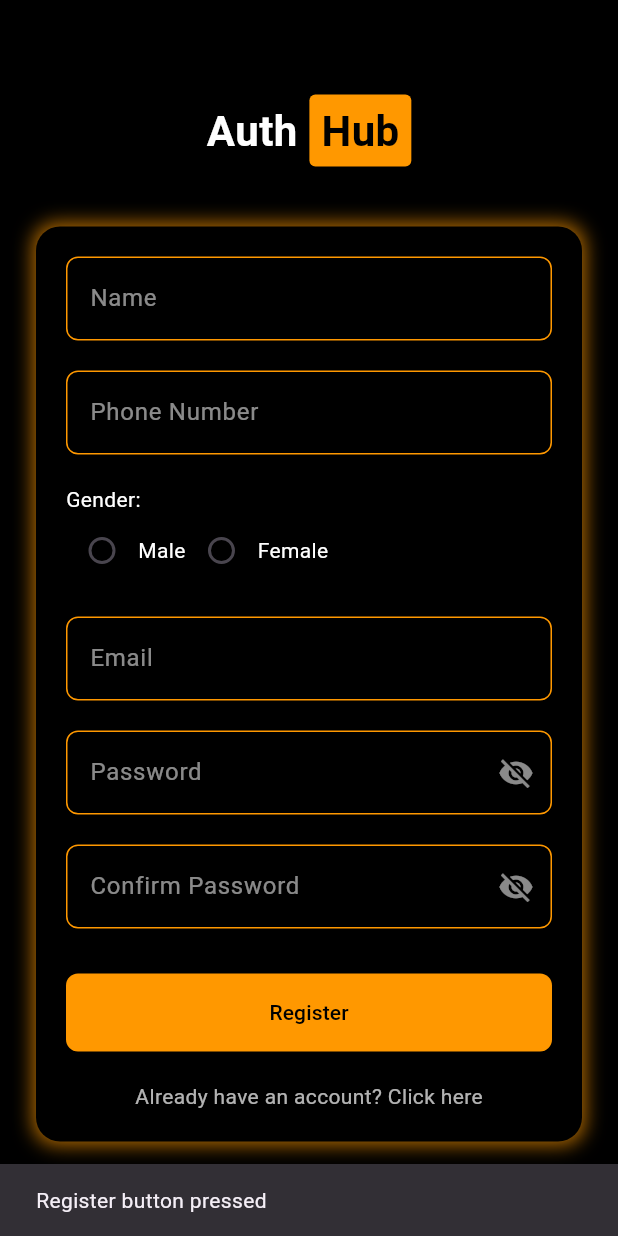
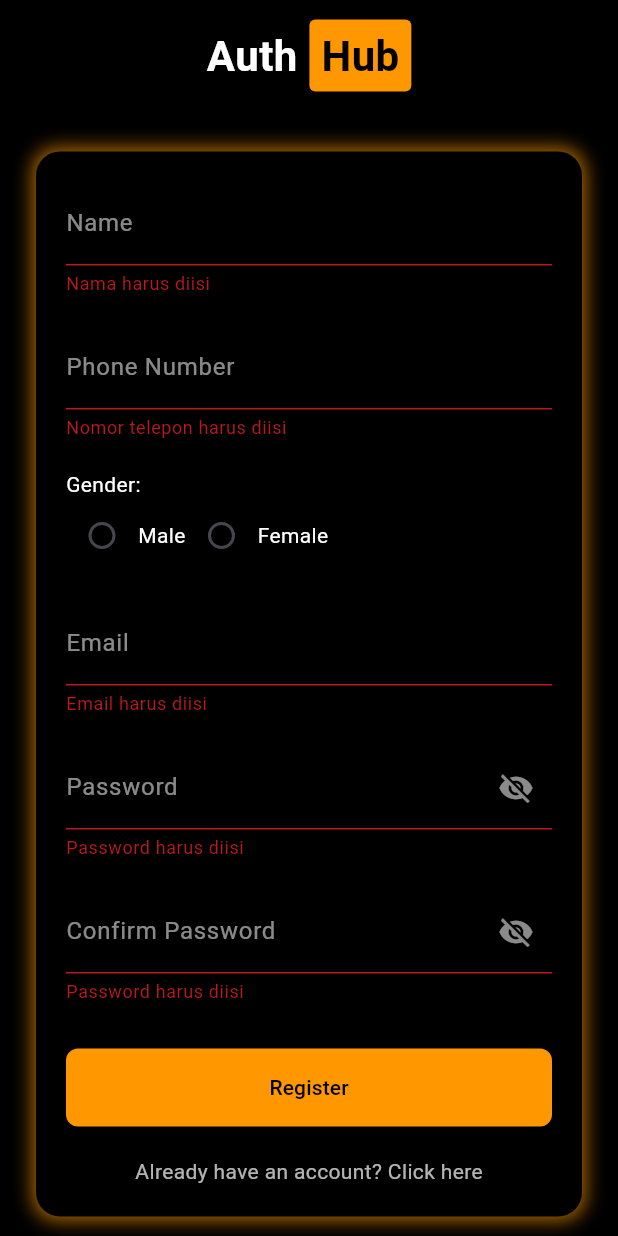
Before and after one commit to Resky89/authhub-flutter, a Flutter app: the RegisterPage screen opened directly, after a tap on "Register", on a phone screen of 412 x 824 dp. Run offline on Flutter 3.47's test engine with Material 3 defaults, Android fonts, the phone set to English and light mode, and no system bars.

Commit message:
SCRUM-2 Update register.dart

```diff
--- a/lib/views/auth/register.dart
+++ b/lib/views/auth/register.dart
@@ -1,4 +1,5 @@
 import 'package:flutter/material.dart';
+import '../../controllers/authController.dart';
 
 class RegisterPage extends StatefulWidget {
   const RegisterPage({Key? key}) : super(key: key);
@@ -8,11 +9,88 @@
 }
 
 class _RegisterPageState extends State<RegisterPage> {
+  final _formKey = GlobalKey<FormState>();
+  final TextEditingController _nameController = TextEditingController();
+  final TextEditingController _phoneNumberController = TextEditingController();
+  final TextEditingController _emailController = TextEditingController();
+  final TextEditingController _passwordController = TextEditingController();
+  final TextEditingController _confirmPasswordController = TextEditingController();
+
   String? _selectedGender;
-
-  // Tambahkan variabel untuk mengatur visibilitas password
   bool _isPasswordVisible = false;
   bool _isConfirmPasswordVisible = false;
+  bool _isLoading = false;
+
+  Future<void> _register() async {
+    if (_formKey.currentState!.validate()) {
+      if (_passwordController.text != _confirmPasswordController.text) {
+        ScaffoldMessenger.of(context).showSnackBar(
+          const SnackBar(content: Text('Password dan Confirm Password tidak cocok')),
+        );
+        return;
+      }
+
+      if (_selectedGender == null) {
+        ScaffoldMessenger.of(context).showSnackBar(
+          const SnackBar(content: Text('Pilih gender terlebih dahulu')),
+        );
+        return;
+      }
+
+      final body = {
+        "name": _nameController.text.trim(),
+        "email": _emailController.text.trim(),
+        "gender": _selectedGender ?? "",
+        "password": _passwordController.text,
+        "phoneNumber": _phoneNumberController.text.trim(),
+      };
+
+      setState(() {
+        _isLoading = true;
+      });
+
+      try {
+        final response = await AuthController.registerUser(body);
+
+        setState(() {
+          _isLoading = false;
+        });
+
+        if (response['success'] == true) {
+          ScaffoldMessenger.of(context).showSnackBar(
+            SnackBar(content: Text(response['message'] ?? 'Registrasi berhasil!')),
+          );
+
+          // Bersihkan semua field
+          _nameController.clear();
+          _phoneNumberController.clear();
+          _emailController.clear();
+          _passwordController.clear();
+          _confirmPasswordController.clear();
+          setState(() {
+            _selectedGender = null;
+          });
+        } else if (response['error'] != null) {
+          // Tampilkan pesan error spesifik jika ada
+          ScaffoldMessenger.of(context).showSnackBar(
+            SnackBar(content: Text(response['error'])),
+          );
+        } else {
+          ScaffoldMessenger.of(context).showSnackBar(
+            SnackBar(content: Text(response['message'] ?? 'Registrasi gagal')),
+          );
+        }
+      } catch (error) {
+        setState(() {
+          _isLoading = false;
+        });
+
+        ScaffoldMessenger.of(context).showSnackBar(
+          SnackBar(content: Text('Terjadi kesalahan2: $error')),
+        );
+      }
+    }
+  }
 
   @override
   Widget build(BuildContext context) {
@@ -20,10 +98,11 @@
       backgroundColor: Colors.black,
       body: Center(
         child: SingleChildScrollView(
+          child: Form(
+            key: _formKey,
             child: Column(
               crossAxisAlignment: CrossAxisAlignment.center,
               children: [
-              // Title with rectangle
                 Row(
                   mainAxisAlignment: MainAxisAlignment.center,
                   children: [
@@ -54,7 +133,6 @@
                   ],
                 ),
                 const SizedBox(height: 40),
-              // Form Container
                 Container(
                   padding: const EdgeInsets.all(20),
                   margin: const EdgeInsets.symmetric(horizontal: 24),
@@ -73,35 +151,50 @@
                   child: Column(
                     crossAxisAlignment: CrossAxisAlignment.start,
                     children: [
-                    _buildTextField('Name'),
+                      _buildTextField('Name', _nameController, (value) {
+                        if (value == null || value.isEmpty) return 'Nama harus diisi';
+                        if (value.length < 3) return 'Nama minimal 3 karakter';
+                        return null;
+                      }),
                       const SizedBox(height: 20),
-                    _buildTextField('Phone Number', prefix: '+62'),
+                      _buildTextField('Phone Number', _phoneNumberController, (value) {
+                        if (value == null || value.isEmpty) return 'Nomor telepon harus diisi';
+                        if (!RegExp(r'^(\+62|62|0)[0-9]{9,11}$').hasMatch(value)) {
+                          return 'Format nomor telepon tidak valid';
+                        }
+                        return null;
+                      }),
                       const SizedBox(height: 20),
-                    // Gender
                       const Text('Gender:', style: TextStyle(color: Colors.white)),
                       Row(
                         children: [
-                        _buildRadioOption('Male'),
-                        _buildRadioOption('Female'),
+                          _buildRadioOption('M'),
+                          _buildRadioOption('F'),
                         ],
                       ),
                       const SizedBox(height: 20),
-                    _buildTextField('Email'),
+                      _buildTextField('Email', _emailController, (value) {
+                        if (value == null || value.isEmpty) return 'Email harus diisi';
+                        if (!RegExp(r'^[^@]+@[^@]+\.[^@]+$').hasMatch(value)) {
+                          return 'Format email tidak valid';
+                        }
+                        return null;
+                      }),
                       const SizedBox(height: 20),
-                    _buildPasswordField('Password', _isPasswordVisible, (bool isVisible) {
+                      _buildPasswordField('Password', _passwordController, _isPasswordVisible,
+                          (bool isVisible) {
                         setState(() {
                           _isPasswordVisible = isVisible;
                         });
                       }),
                       const SizedBox(height: 20),
-                    _buildPasswordField('Confirm Password', _isConfirmPasswordVisible,
-                        (bool isVisible) {
+                      _buildPasswordField('Confirm Password', _confirmPasswordController,
+                          _isConfirmPasswordVisible, (bool isVisible) {
                         setState(() {
                           _isConfirmPasswordVisible = isVisible;
                         });
                       }),
                       const SizedBox(height: 30),
-                    // Register Button
                       SizedBox(
                         width: double.infinity,
                         child: ElevatedButton(
@@ -112,8 +205,10 @@
                               borderRadius: BorderRadius.circular(8),
                             ),
                           ),
-                        onPressed: _handleRegister,
-                        child: const Text('Register', style: TextStyle(color: Colors.black)),
+                          onPressed: _isLoading ? null : _register,
+                          child: _isLoading
+                              ? const CircularProgressIndicator(color: Colors.black)
+                              : const Text('Register', style: TextStyle(color: Colors.black)),
                         ),
                       ),
                       const SizedBox(height: 20),
@@ -134,6 +229,7 @@
             ),
           ),
         ),
+      ),
     );
   }
 
@@ -150,19 +246,19 @@
           },
           activeColor: Colors.orange,
         ),
-        Text(value, style: const TextStyle(color: Colors.white)),
+        Text(value == 'M' ? 'Male' : 'Female', style: const TextStyle(color: Colors.white)),
       ],
     );
   }
 
-  Widget _buildTextField(String label, {String? prefix}) {
-    return TextField(
+  Widget _buildTextField(String label, TextEditingController controller,
+      String? Function(String?)? validator) {
+    return TextFormField(
+      controller: controller,
       style: const TextStyle(color: Colors.white),
       decoration: InputDecoration(
         labelText: label,
         labelStyle: const TextStyle(color: Colors.white54),
-        prefixText: prefix,
-        prefixStyle: const TextStyle(color: Colors.white),
         enabledBorder: OutlineInputBorder(
           borderSide: const BorderSide(color: Colors.orange),
           borderRadius: BorderRadius.circular(8),
@@ -172,12 +268,14 @@
           borderRadius: BorderRadius.circular(8),
         ),
       ),
+      validator: validator,
     );
   }
 
-  Widget _buildPasswordField(
-      String label, bool isVisible, void Function(bool) onVisibilityChanged) {
-    return TextField(
+  Widget _buildPasswordField(String label, TextEditingController controller, bool isVisible,
+      void Function(bool) onVisibilityChanged) {
+    return TextFormField(
+      controller: controller,
       obscureText: !isVisible,
       style: const TextStyle(color: Colors.white),
       decoration: InputDecoration(
@@ -201,12 +299,14 @@
           borderRadius: BorderRadius.circular(8),
         ),
       ),
-    );
+      validator: (value) {
+        if (value == null || value.isEmpty) return 'Password harus diisi';
+        if (value.length < 6) return 'Password minimal 6 karakter';
+        if (!RegExp(r'^(?=.*[a-z])(?=.*[A-Z])(?=.*\d)').hasMatch(value)) {
+          return 'Harus mengandung huruf besar, kecil, dan angka';
         }
-
-  void _handleRegister() {
-    ScaffoldMessenger.of(context).showSnackBar(
-      const SnackBar(content: Text('Register button pressed')),
+        return null;
+      },
     );
   }
 }
```
Lines whose indentation alone changed are shown as unchanged.
